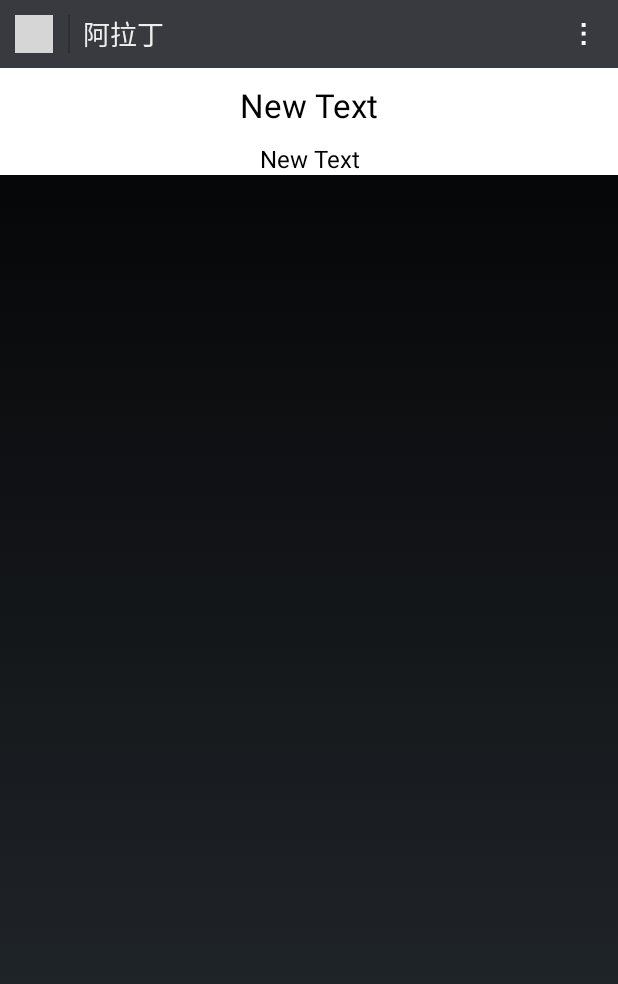
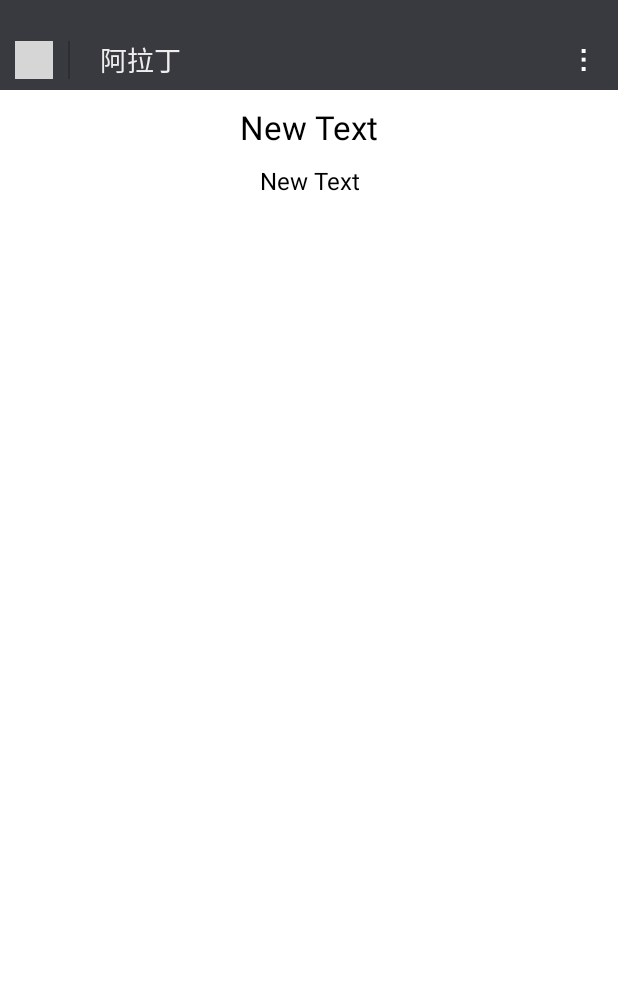
Before and after one commit to lintex/Aladdin, an Android app: the ContentActivity screen opened directly, with no data from a screen before it, on a phone screen of 412 x 824 dp. Shown: the top 984 px of the screen. Run offline under Robolectric (Android 15) with nearby library versions, the phone set to English and light mode, and no system bars; 2 statements that could not run were skipped; grey boxes are pictures that could not be loaded.

Commit message:
沉浸式状态栏；右划关闭页面

```diff
--- a/app/src/main/java/com/ixxj/aladdin/ContentActivity.java
+++ b/app/src/main/java/com/ixxj/aladdin/ContentActivity.java
@@ -3,19 +3,31 @@ package com.ixxj.aladdin;
 import android.app.Activity;
 import android.support.v7.app.AppCompatActivity;
 import android.os.Bundle;
+import android.view.GestureDetector;
+import android.view.MotionEvent;
 import android.view.View;
 import android.view.Window;
 import android.widget.Button;
 import android.widget.ImageButton;
+import android.widget.LinearLayout;
 import android.widget.TextView;
 
-public class ContentActivity extends Activity {
+public class ContentActivity extends Activity implements View.OnTouchListener, GestureDetector.OnGestureListener {
     private ImageButton btn_back;
+    GestureDetector mGestureDetector;
+    private int verticalMinDistance = 20;
+    private int minVelocity = 0;
 
     @Override
     protected void onCreate(Bundle savedInstanceState) {
         super.onCreate(savedInstanceState);
+        new common().openImmerseStatasBarMode(this);
         setContentView(R.layout.activity_content);
+
+        mGestureDetector = new GestureDetector((GestureDetector.OnGestureListener) this);
+        LinearLayout viewSnsLayout = (LinearLayout) findViewById(R.id.id_content);
+        viewSnsLayout.setOnTouchListener(this);
+        viewSnsLayout.setLongClickable(true);
 
         TextView textView = (TextView) findViewById(R.id.textView);
         TextView textView2 = (TextView) findViewById(R.id.textView2);
@@ -31,4 +43,59 @@ public class ContentActivity extends Activity {
             }
         });
     }
+
+    @Override
+    public boolean dispatchTouchEvent(MotionEvent ev) {
+        mGestureDetector.onTouchEvent(ev);
+        // scroll.onTouchEvent(ev);
+        return super.dispatchTouchEvent(ev);
+    }
+    @Override
+    public boolean onDown(MotionEvent e) {
+        return false;
+    }
+
+    @Override
+    public void onShowPress(MotionEvent e) {
+
+    }
+
+    @Override
+    public boolean onSingleTapUp(MotionEvent e) {
+        return false;
+    }
+
+    @Override
+    public boolean onScroll(MotionEvent e1, MotionEvent e2, float distanceX, float distanceY) {
+        return false;
+    }
+
+    @Override
+    public void onLongPress(MotionEvent e) {
+
+    }
+
+    @Override
+    public boolean onFling(MotionEvent e1, MotionEvent e2, float velocityX, float velocityY) {
+        if (e1.getX() - e2.getX() > verticalMinDistance && Math.abs(velocityX) > minVelocity) {
+
+            // 切换Activity
+            // Intent intent = new Intent(ViewSnsActivity.this, UpdateStatusActivity.class);
+            // startActivity(intent);
+            //Toast.makeText(this, "向左手势", Toast.LENGTH_SHORT).show();
+        } else if (e2.getX() - e1.getX() > verticalMinDistance && Math.abs(velocityX) > minVelocity) {
+            ContentActivity.this.finish();
+            // 切换Activity
+            // Intent intent = new Intent(ViewSnsActivity.this, UpdateStatusActivity.class);
+            // startActivity(intent);
+            //Toast.makeText(this, "向右手势", Toast.LENGTH_SHORT).show();
+        }
+
+        return false;
+    }
+
+    @Override
+    public boolean onTouch(View v, MotionEvent event) {
+        return mGestureDetector.onTouchEvent(event);
+    }
 }
--- a/app/src/main/java/com/ixxj/aladdin/LoadingActivity.java
+++ b/app/src/main/java/com/ixxj/aladdin/LoadingActivity.java
@@ -37,8 +37,9 @@ public class LoadingActivity extends Activity {
     @Override
     public void onCreate(Bundle savedInstanceState) {
         super.onCreate(savedInstanceState);
-        getWindow().setFormat(PixelFormat.RGBA_8888);
-        getWindow().addFlags(WindowManager.LayoutParams.FLAG_DITHER);
+        //getWindow().setFormat(PixelFormat.RGBA_8888);
+        //getWindow().addFlags(WindowManager.LayoutParams.FLAG_DITHER);
+        new common().openImmerseStatasBarMode(this);
 
         setContentView(R.layout.activity_loading);
 
--- a/app/src/main/java/com/ixxj/aladdin/MainActivity.java
+++ b/app/src/main/java/com/ixxj/aladdin/MainActivity.java
@@ -32,7 +32,8 @@
     @Override
     protected void onCreate(Bundle savedInstanceState) {
         super.onCreate(savedInstanceState);
-        requestWindowFeature(Window.FEATURE_NO_TITLE);
+        //requestWindowFeature(Window.FEATURE_NO_TITLE);
+        new common().openImmerseStatasBarMode(this);
         setContentView(R.layout.activity_main);
         initView();
         initEvents();
--- /dev/null
+++ b/app/src/main/java/com/ixxj/aladdin/common.java
@@ -0,0 +1,22 @@
+package com.ixxj.aladdin;
+
+import android.app.Activity;
+import android.os.Build;
+import android.view.Window;
+import android.view.WindowManager;
+
+/**
+ * Created by lintex on 2016/1/27.
+ */
+public class common {
+    /**
+     * 开启沉浸式状态栏
+     * */
+    public static void openImmerseStatasBarMode(Activity activity) {
+        if (Build.VERSION.SDK_INT >= Build.VERSION_CODES.KITKAT) {
+            Window window = activity.getWindow();
+            window.setFlags(WindowManager.LayoutParams.FLAG_TRANSLUCENT_STATUS, WindowManager.LayoutParams.FLAG_TRANSLUCENT_STATUS);
+            window.setFlags(WindowManager.LayoutParams.FLAG_TRANSLUCENT_NAVIGATION, WindowManager.LayoutParams.FLAG_TRANSLUCENT_NAVIGATION);
+        }
+    }
+}
--- a/app/src/main/res/anim/slide_in_right.xml
+++ b/app/src/main/res/anim/slide_in_right.xml
@@ -1,7 +1,7 @@
 <?xml version="1.0" encoding="utf-8"?>
 <set xmlns:android="http://schemas.android.com/apk/res/android">
     <translate android:fromXDelta="50%p" android:toXDelta="0"
-        android:duration="@android:integer/config_mediumAnimTime"/>
+        android:duration="@android:integer/config_mediumAnimTime" />
     <alpha android:fromAlpha="0.0" android:toAlpha="1.0"
         android:duration="@android:integer/config_mediumAnimTime" />
 </set>
--- a/app/src/main/res/anim/slide_out_right.xml
+++ b/app/src/main/res/anim/slide_out_right.xml
@@ -1,7 +1,8 @@
 <?xml version="1.0" encoding="utf-8"?>
 <set xmlns:android="http://schemas.android.com/apk/res/android">
     <translate android:fromXDelta="0" android:toXDelta="-50%p"
-        android:duration="@android:integer/config_mediumAnimTime"/>
+        android:duration="@android:integer/config_mediumAnimTime"
+        />
     <alpha android:fromAlpha="1.0" android:toAlpha="0.0"
         android:duration="@android:integer/config_mediumAnimTime" />
 </set>
--- a/app/src/main/res/layout/activity_content.xml
+++ b/app/src/main/res/layout/activity_content.xml
@@ -3,7 +3,8 @@
     xmlns:tools="http://schemas.android.com/tools"
     android:layout_width="match_parent"
     android:layout_height="match_parent"
-    android:orientation="vertical">
+    android:orientation="vertical"
+    android:id="@+id/id_content">
 
     <include layout="@layout/item_top" />
 
@@ -11,15 +12,14 @@
             android:id="@+id/scrollView"
             android:layout_width="match_parent"
             android:layout_height="match_parent"
+            android:background="@color/white"
             android:layout_gravity="center_horizontal">
-
             <LinearLayout
                 android:layout_width="match_parent"
                 android:layout_height="0dp"
                 android:layout_weight="1"
-            android:background="#ffffff"
+                android:background="@color/white"
                 android:orientation="vertical">
-
             <TextView
                 android:id="@+id/textView"
                 android:layout_width="match_parent"
@@ -39,7 +39,8 @@
                 android:text="New Text"
                 android:textColor="@color/black"
                 android:textSize="16sp" />
+            </LinearLayout>
+        </ScrollView>
+
 
 </LinearLayout>
-    </ScrollView>
-</LinearLayout>
--- a/app/src/main/res/layout/activity_main.xml
+++ b/app/src/main/res/layout/activity_main.xml
@@ -3,7 +3,8 @@
     xmlns:tools="http://schemas.android.com/tools"
     android:layout_width="match_parent"
     android:layout_height="match_parent"
-    android:orientation="vertical">
+    android:orientation="vertical"
+>
 
     <include layout="@layout/top" />
 
@@ -11,7 +12,8 @@
         android:id="@+id/id_viewpager"
         android:layout_width="match_parent"
         android:layout_height="0dp"
-        android:layout_weight="1">
+        android:layout_weight="1"
+        android:background="@color/white">
 
     </android.support.v4.view.ViewPager>
 
--- a/app/src/main/res/layout/item_top.xml
+++ b/app/src/main/res/layout/item_top.xml
@@ -1,51 +1,56 @@
 <?xml version="1.0" encoding="utf-8"?>
-<RelativeLayout xmlns:android="http://schemas.android.com/apk/res/android"
+<LinearLayout xmlns:android="http://schemas.android.com/apk/res/android"
     android:layout_width="match_parent"
-    android:layout_height="45dp"
+    android:layout_height="60dp"
     android:background="#393A3F"
+    android:gravity="center_vertical"
     android:orientation="horizontal">
 
     <ImageButton
         android:id="@+id/id_item_back"
         android:layout_width="25dp"
         android:layout_height="25dp"
-        android:layout_centerVertical="true"
+        android:layout_marginLeft="10dp"
         android:layout_marginStart="10dp"
-        android:layout_marginLeft="10dp"
+        android:layout_marginTop="10dp"
         android:background="@mipmap/ac0" />
+
     <View
         android:layout_width="1dp"
         android:layout_height="25dp"
+        android:layout_marginLeft="10dp"
+        android:layout_marginStart="10dp"
+        android:layout_marginTop="10dp"
         android:background="#2E2E32"
-        android:layout_marginStart="10dp"
-        android:layout_marginLeft="10dp"
-        android:layout_centerVertical="true"
-        android:layout_alignTop="@+id/id_item_back"
-        android:layout_toRightOf="@+id/id_item_back"
-        android:layout_toEndOf="@+id/id_item_back" />
+
+        />
 
     <TextView
         android:id="@+id/id_item_title"
         android:layout_width="wrap_content"
         android:layout_height="wrap_content"
-        android:layout_centerVertical="true"
         android:layout_gravity="center"
         android:layout_marginLeft="20dp"
+        android:layout_marginTop="10dp"
         android:layout_marginStart="20dp"
-        android:layout_toEndOf="@+id/id_item_back"
-        android:layout_toRightOf="@+id/id_item_back"
+
         android:text="@string/app_name"
         android:textColor="#eeeeee"
         android:textSize="18sp" />
+
+    <LinearLayout
+        android:layout_width="match_parent"
+        android:layout_height="wrap_content"
+        android:gravity="right"
+        android:layout_marginTop="10dp"
+        >
 
         <ImageButton
             android:id="@+id/id_item_more"
             android:layout_width="25dp"
             android:layout_height="25dp"
-        android:layout_alignParentEnd="true"
-        android:layout_alignParentRight="true"
-        android:layout_centerVertical="true"
             android:layout_marginEnd="10dp"
             android:layout_marginRight="10dp"
             android:background="@mipmap/a9x" />
-</RelativeLayout>
+    </LinearLayout>
+</LinearLayout>
--- a/app/src/main/res/layout/top.xml
+++ b/app/src/main/res/layout/top.xml
@@ -1,16 +1,16 @@
 <?xml version="1.0" encoding="utf-8"?>
 <LinearLayout xmlns:android="http://schemas.android.com/apk/res/android"
     android:layout_width="match_parent"
-    android:layout_height="45dp"
+    android:layout_height="60dp"
     android:background="#393A3F"
     android:orientation="vertical"
     android:gravity="center"
-
     >
     <TextView
         android:id="@+id/id_main_title"
         android:layout_width="wrap_content"
         android:layout_height="wrap_content"
+        android:layout_marginTop="15dp"
         android:text="@string/app_name"
         android:textColor="#eeeeee"
         android:textSize="18sp"
--- a/app/src/main/res/layout/view1.xml
+++ b/app/src/main/res/layout/view1.xml
@@ -9,5 +9,7 @@
         android:layout_height="wrap_content"
         android:id="@+id/listView_tab1"
         android:layout_weight="1"
+        android:divider="#d8d8d8"
+        android:dividerHeight="1px"
         />
 </LinearLayout>
```
Also changed, not shown: app/src/main/AndroidManifest.xml (+4 -7 lines). Lines whose indentation alone changed are shown as unchanged.
